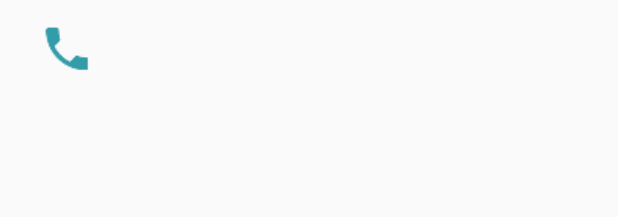
After one commit to andlzanon/Agenda, an Android app: the layout item_contato.xml on its own in the app's theme, with its tools: preview values and no code run, on a phone screen of 412 x 824 dp. The commit adds this screen. Shown: the top 217 px of the screen. Run offline under Robolectric (Android 15) with nearby library versions, the phone set to English and light mode, and no system bars.

Commit message:
Recycler View Implementada inteiramente, adicao e remocao de contatos. Alem disso, foram implementados a passagem da classe contato entre Activities

```diff
--- a/app/build.gradle
+++ b/app/build.gradle
@@ -29,6 +29,8 @@ dependencies {
     compile 'com.android.support.constraint:constraint-layout:1.0.2'
     compile 'com.android.support:design:25.3.1'
     compile 'com.android.support:support-v4:25.3.1'
+    //compila dependecia da recycler view
+    compile 'com.android.support:recyclerview-v7:23.2.0'
     testCompile 'junit:junit:4.12'
 
     //outras dependências…
--- a/app/src/main/AndroidManifest.xml
+++ b/app/src/main/AndroidManifest.xml
@@ -17,7 +17,7 @@
             </intent-filter>
         </activity>
 
-        <activity android:name=".ListaContatosActivity">
+        <activity android:name=".cadastroContatos.ListaContatosActivity">
             <meta-data
                 android:name="android.support.PARENT_ACTIVITY"
                 android:value="bug.the.agenda.main.MainActivity" />
@@ -26,7 +26,7 @@
         <activity android:name=".cadastroContatos.CadastroContatosActivity">
             <meta-data
                 android:name="android.support.PARENT_ACTIVITY"
-                android:value="bug.the.agenda.ListaContatosActivity" />
+                android:value="bug.the.agenda.cadastroContatos.ListaContatosActivity" />
         </activity>
     </application>
 
--- a/app/src/main/java/bug/the/agenda/cadastroContatos/CadastroContatosView.java
+++ b/app/src/main/java/bug/the/agenda/cadastroContatos/CadastroContatosView.java
@@ -15,4 +15,8 @@ public interface CadastroContatosView{
     public void erroNome();
     public void erroMapa();
     public void erroTel();
+    public void erroEndereco();
+    public void erroEmail();
+
+    public void cadastroComSucesso(String nome, String endereco, String telefone, String email);
 }
--- a/app/src/main/java/bug/the/agenda/main/MainActivity.java
+++ b/app/src/main/java/bug/the/agenda/main/MainActivity.java
@@ -6,7 +6,7 @@ import android.support.design.widget.TextInputLayout;
 import android.support.v7.app.AppCompatActivity;
 import android.os.Bundle;
 
-import bug.the.agenda.ListaContatosActivity;
+import bug.the.agenda.cadastroContatos.ListaContatosActivity;
 import bug.the.agenda.R;
 import butterknife.BindView;
 import butterknife.ButterKnife;
--- a/app/src/main/res/layout/activity_cadastro_contatos.xml
+++ b/app/src/main/res/layout/activity_cadastro_contatos.xml
@@ -33,6 +33,8 @@
                 android:layout_height="wrap_content"
                 android:layout_marginTop="5dp"
                 android:layout_marginBottom="20dp"
+                android:layout_marginLeft="5dp"
+                android:layout_marginStart="5dp"
                 android:textColorHint="@color/white">
 
                 <android.support.design.widget.TextInputEditText
--- /dev/null
+++ b/app/src/main/res/layout/item_contato.xml
@@ -0,0 +1,46 @@
+<?xml version="1.0" encoding="utf-8"?>
+<LinearLayout
+    xmlns:android="http://schemas.android.com/apk/res/android"
+    android:layout_width="match_parent"
+    android:layout_height="wrap_content">
+
+    <de.hdodenhof.circleimageview.CircleImageView
+        android:id="@+id/imagemPerfilRecycler"
+        android:layout_width="50dp"
+        android:layout_height="50dp"
+        android:src="@drawable/ic_action_phone"
+        android:layout_marginTop="8dp"
+        android:layout_marginBottom="8dp"
+        android:layout_marginRight="6dp"
+        android:layout_marginEnd="6dp"
+        android:layout_marginStart="20dp"
+        android:layout_marginLeft="20dp"/>
+
+    <LinearLayout
+        android:layout_width="match_parent"
+        android:layout_height="wrap_content"
+        android:orientation="vertical"
+        android:layout_marginTop="10dp"
+        android:layout_marginBottom="10dp"
+        android:layout_marginLeft="16dp"
+        android:layout_marginStart="16dp"
+        android:layout_marginRight="16dp"
+        android:layout_marginEnd="16dp">
+
+        <TextView
+            android:layout_width="match_parent"
+            android:layout_height="wrap_content"
+            android:id="@+id/nomeRecycler"
+            android:textSize="20sp"
+            android:textColor="#000000" />
+
+        <TextView
+            android:layout_width="match_parent"
+            android:layout_height="wrap_content"
+            android:id="@+id/emailRecycler"
+            android:layout_marginTop="5dp"/>
+
+    </LinearLayout>
+
+
+</LinearLayout>
--- a/app/src/main/res/layout/toolbar.xml
+++ b/app/src/main/res/layout/toolbar.xml
@@ -8,4 +8,5 @@
     android:layout_height="wrap_content"
     android:background="@color/colorPrimary"
     android:minHeight="?attr/actionBarSize"
-    android:titleTextColor="@color/white"/>
+    android:titleTextColor="@color/white"
+    android:elevation="3dp"/>
--- a/app/src/main/res/values/strings.xml
+++ b/app/src/main/res/values/strings.xml
@@ -18,6 +18,7 @@
     <string name="foto">Abrir Câmera</string>
     <string name="mapa">Abrir Mapa</string>
     <string name="novo_contato">Novo Contato</string>
+    <string name="contato">Contato</string>
     <string name="lista_contatos">Lista de Contatos</string>
 
 </resources>
```
Also changed, not shown: app/src/main/java/bug/the/agenda/Contato.java (deleted, +0 -37 lines), app/src/main/java/bug/the/agenda/ListaContatosActivity.java (deleted, +0 -37 lines), app/src/main/java/bug/the/agenda/cadastroContatos/CadastroContatosActivity.java (+65 -23 lines), app/src/main/java/bug/the/agenda/cadastroContatos/CadastroContatosPresenter.java (+13 -0 lines), app/src/main/java/bug/the/agenda/cadastroContatos/Contato.java (added, +80 -0 lines), app/src/main/java/bug/the/agenda/cadastroContatos/ContatosRecyclerAdapter.java (added, +73 -0 lines), app/src/main/java/bug/the/agenda/cadastroContatos/ListaContatosActivity.java (added, +78 -0 lines), app/src/main/res/layout/activity_lista_contatos.xml (+8 -2 lines).
